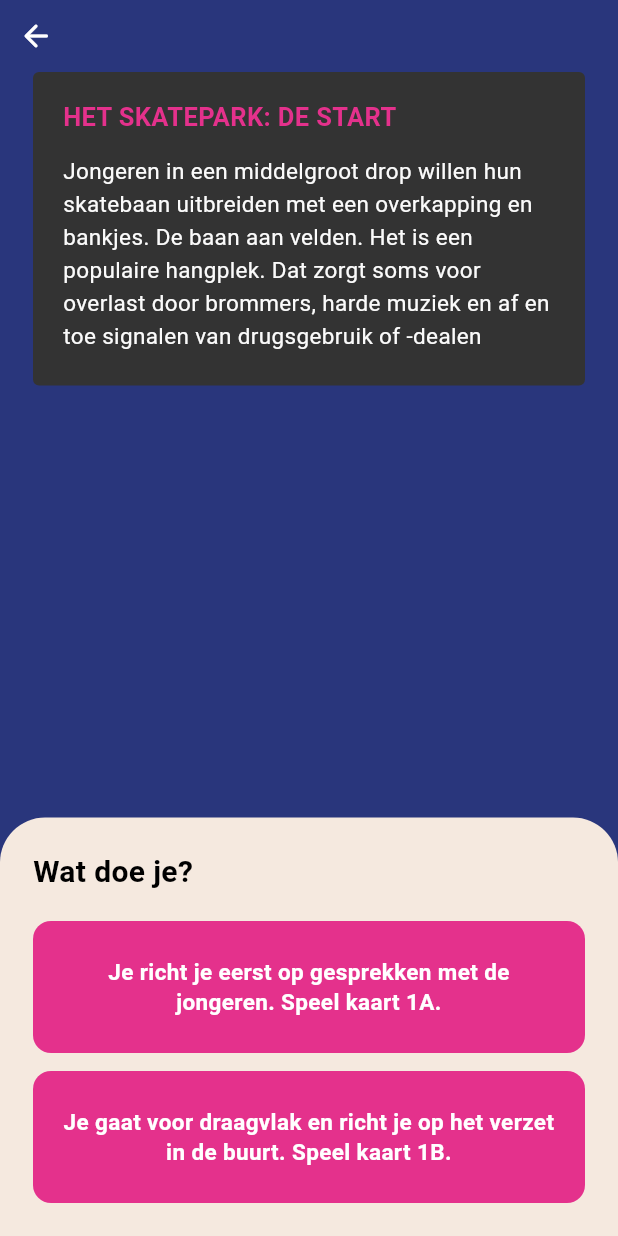
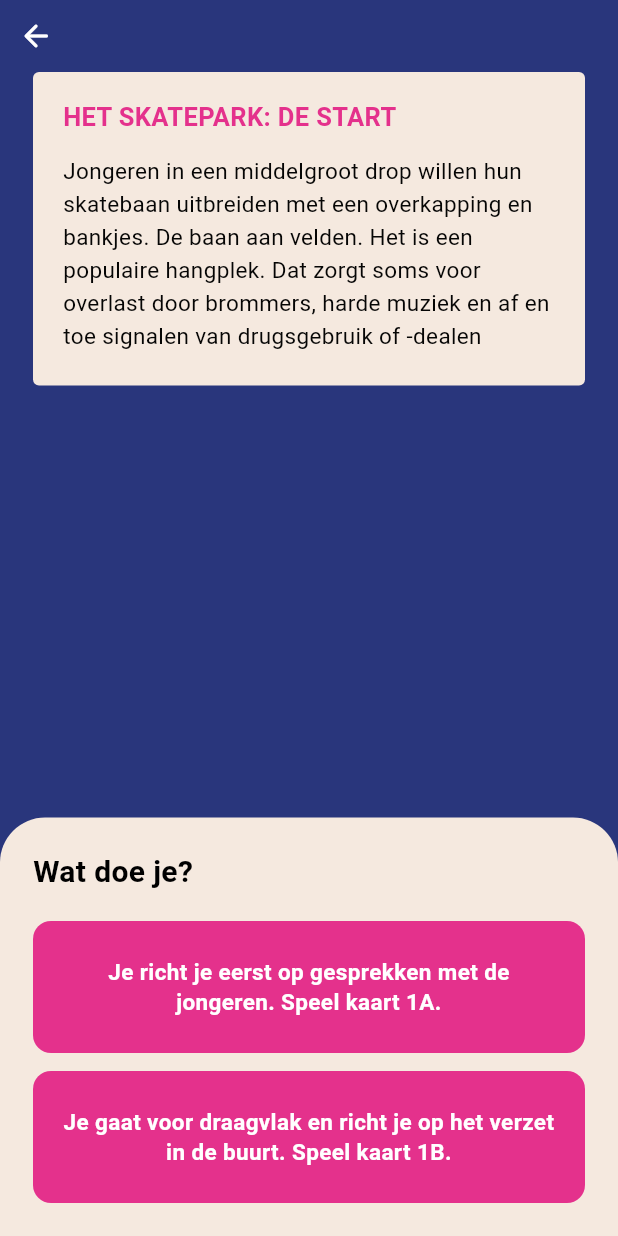
Before and after one commit to jarvin-s/sociality-demo, a Flutter app: the StoryPlayScreen screen opened directly, on a phone screen of 412 x 824 dp. Run offline on Flutter 3.47's test engine with Material 3 defaults, Android fonts, the phone set to English and light mode, and no system bars; our stand-ins replace firebase_core, flutter_svg, qr_flutter; missing offline and left inert: mobile_scanner; accounts and stored records are empty; Roboto replaces fonts that are missing (SF Pro Text).

Commit message:
style: update background card colour (beige)

```diff
--- a/lib/screens/story_play_screen.dart
+++ b/lib/screens/story_play_screen.dart
@@ -2,7 +2,6 @@ import 'dart:async';
 import 'package:flutter/material.dart';
 
 const Color _kStoryNavy = Color(0xFF29367C);
-const Color _kStoryPanelGray = Color(0xFF333333);
 const Color _kStoryPink = Color(0xFFE4318C);
 const Color _kStoryCardBeige = Color(0xFFF5E9DF);
 const Color _kStorySelectedBorder = Color(0xFF2ECC71);
@@ -117,7 +116,7 @@ class _StoryPlayScreenState extends State<StoryPlayScreen>
                     width: double.infinity,
                     padding: const EdgeInsets.fromLTRB(20, 20, 20, 22),
                     decoration: BoxDecoration(
-                      color: _kStoryPanelGray,
+                      color: _kStoryCardBeige,
                       borderRadius: BorderRadius.circular(4),
                     ),
                     child: Column(
@@ -138,7 +137,7 @@ class _StoryPlayScreenState extends State<StoryPlayScreen>
                           style: TextStyle(
                             fontSize: 15,
                             height: 1.45,
-                            color: Colors.white.withValues(alpha: 0.98),
+                            color: Colors.black.withValues(alpha: 0.98),
                           ),
                         ),
                       ],
```
